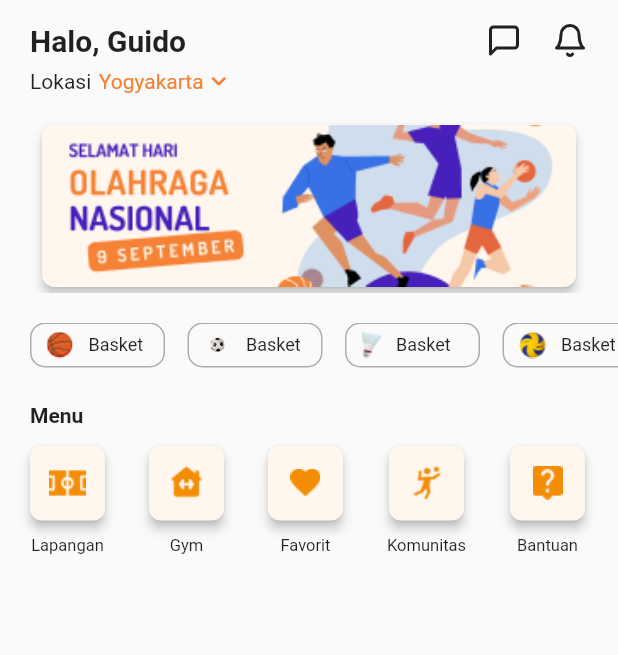
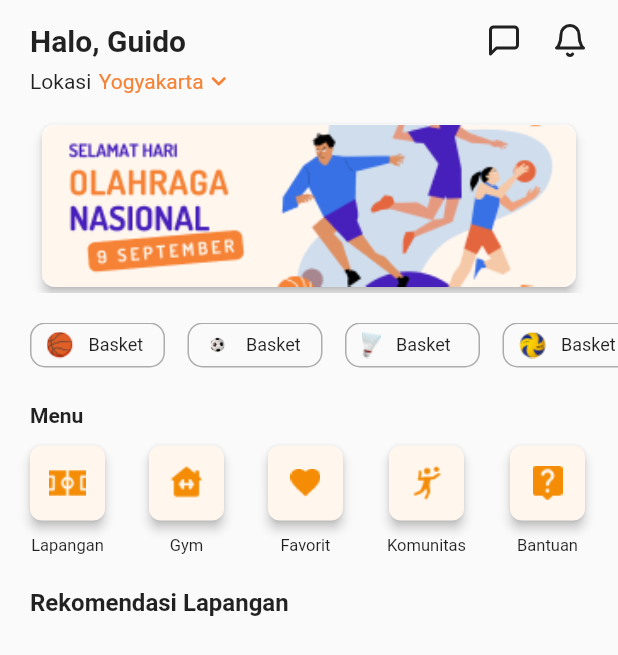
Before and after one commit to GuidoAugusta/FieldFox, a Flutter app: the HomePage screen opened by its route, on a phone screen of 412 x 824 dp. Shown: the top 655 px of the screen. Run offline on Flutter 3.47's test engine with Material 2 defaults, Android fonts, the phone set to English and light mode, and no system bars; drawn by our look-alikes of carousel_slider; our stand-ins replace flutter_feather_icons.

Commit message:
membuat model daftar lapangan dan menambah assets

```diff
--- /dev/null
+++ b/lib/models/daftar_lapangan.dart
@@ -0,0 +1,62 @@
+import 'package:flutter/material.dart';
+
+class Lapangan {
+  String name;
+  String alamatSingkat;
+  String alamatLengkap;
+  String tentang;
+  String jmlCourt;
+  String jamOperasional;
+  String kategori;
+  String imageAsset;
+
+  Lapangan({
+    required this.name,
+    required this.alamatSingkat,
+    required this.alamatLengkap,
+    required this.tentang,
+    required this.jmlCourt,
+    required this.jamOperasional,
+    required this.kategori,
+    required this.imageAsset,
+  });
+}
+
+var lapanganList = [
+  Lapangan(
+    name: 'Gor Badminton Margajaya',
+    alamatSingkat: 'Sleman, Yogyakarta',
+    alamatLengkap:
+        'Jl. Kadisoka, Tajem, Maguwoharjo, Kec. Depok, Kabupaten Sleman, Daerah Istimewa Yogyakarta 55281',
+    tentang:
+        'Gor margajaya adalah lapangan badminton yang ada di Yogyakarta dan memiliki fasilitas umum seperti Tempat Parkir, Wifi, Toilet dan Kantin.\n\nKami memiliki keunggulan dimana harga kami yang bersahabat bagi pelajar atau mahasiswa sehingga mereka dapat bermain badminton dengan baik.',
+    jmlCourt: '4',
+    jamOperasional: '08:00 - 23:00',
+    kategori: 'Badminton',
+    imageAsset: 'assets/margajaya.png',
+  ),
+  Lapangan(
+    name: 'Lapangan Basket Amikom',
+    alamatSingkat: 'Sleman, Yogyakarta',
+    alamatLengkap:
+        'Jl. Ring Road Utara, Ngringin, Condongcatur, Kec. Depok, Kabupaten Sleman, Daerah Istimewa Yogyakarta 55281',
+    tentang:
+        'Lapangan Basket Universitas Amikom Yogyakarta adalah lapangan basket outdoor yang dapat diakses oleh mahasiswa Amikom Yogyakarta',
+    jmlCourt: '1',
+    jamOperasional: '07:00 - 23:00',
+    kategori: 'Basket',
+    imageAsset: 'assets/basketAmikom.png',
+  ),
+  Lapangan(
+    name: 'Telaga 3 Futsal',
+    alamatSingkat: 'Sleman, Yogyakarta',
+    alamatLengkap:
+        'Jl. Gempol Raya, Gempol, Condongcatur, Kec. Depok, Kabupaten Sleman, Daerah Istimewa Yogyakarta 55281',
+    tentang:
+        'Telaga 3 Futsal merupakan lapangan futsal yang sering dipakai untuk bermain futsal. Buka dari jam 06:00 - 24:00. Untuk pemesanan juga dapat lewat WA.',
+    jmlCourt: '2',
+    jamOperasional: '06:00 - 24:00',
+    kategori: 'Futsal',
+    imageAsset: 'assets/telaga3futsal',
+  ),
+];
--- a/lib/pages/homepage.dart
+++ b/lib/pages/homepage.dart
@@ -1,5 +1,3 @@
-import 'dart:ffi';
-
 import 'package:carousel_slider/carousel_slider.dart';
 import 'package:flutter/material.dart';
 import 'package:flutter_feather_icons/flutter_feather_icons.dart';
@@ -246,7 +244,20 @@ class _HomePageState extends State<HomePage> {
                 ),
               ],
             ),
-          )
+          ),
+          SizedBox(
+            height: 22,
+          ),
+          Padding(
+            padding: const EdgeInsets.only(left: 20),
+            child: Text(
+              'Rekomendasi Lapangan',
+              style: TextStyle(
+                fontSize: 16,
+                fontWeight: FontWeight.w600,
+              ),
+            ),
+          ),
         ],
       ),
     );
```
Also changed, not shown: assets/basketAmikom.png (added), assets/margajaya.png (added), assets/telaga3futsal.png (added).
